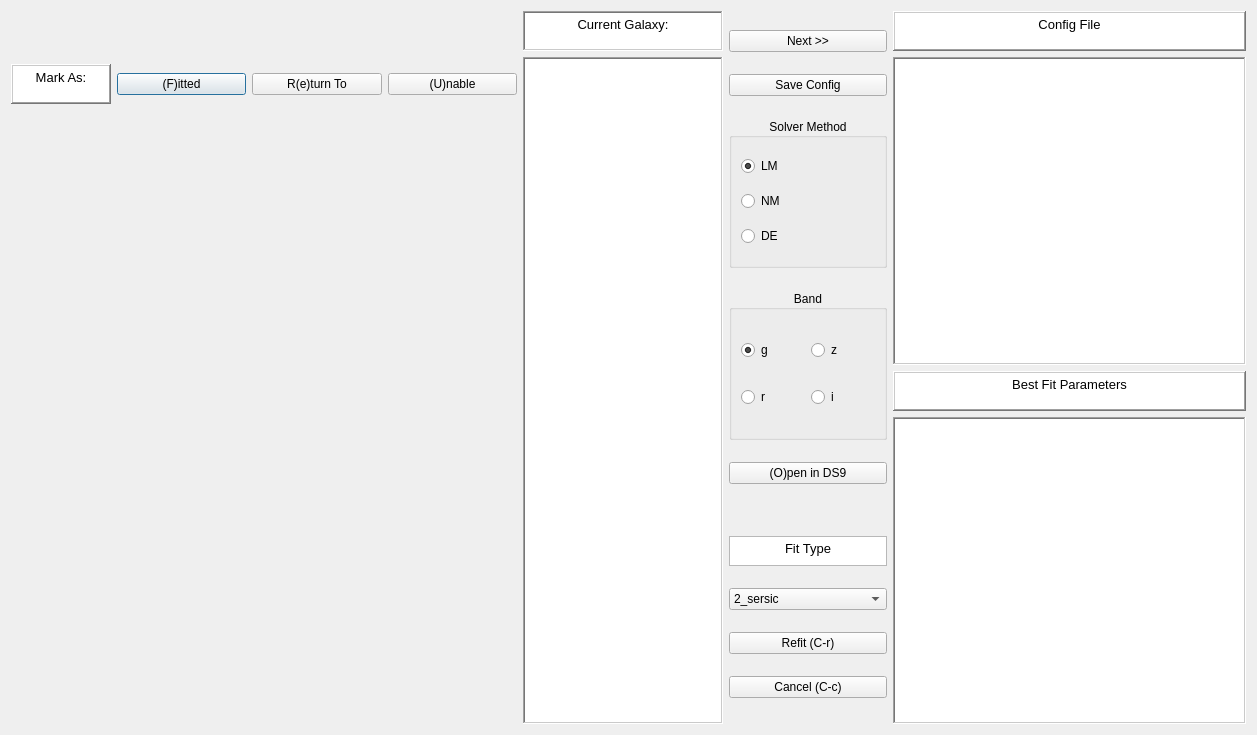
Qt form GUI/ds9_open.ui (rpsmith4/photometric-decomp-analysis) before a commit.
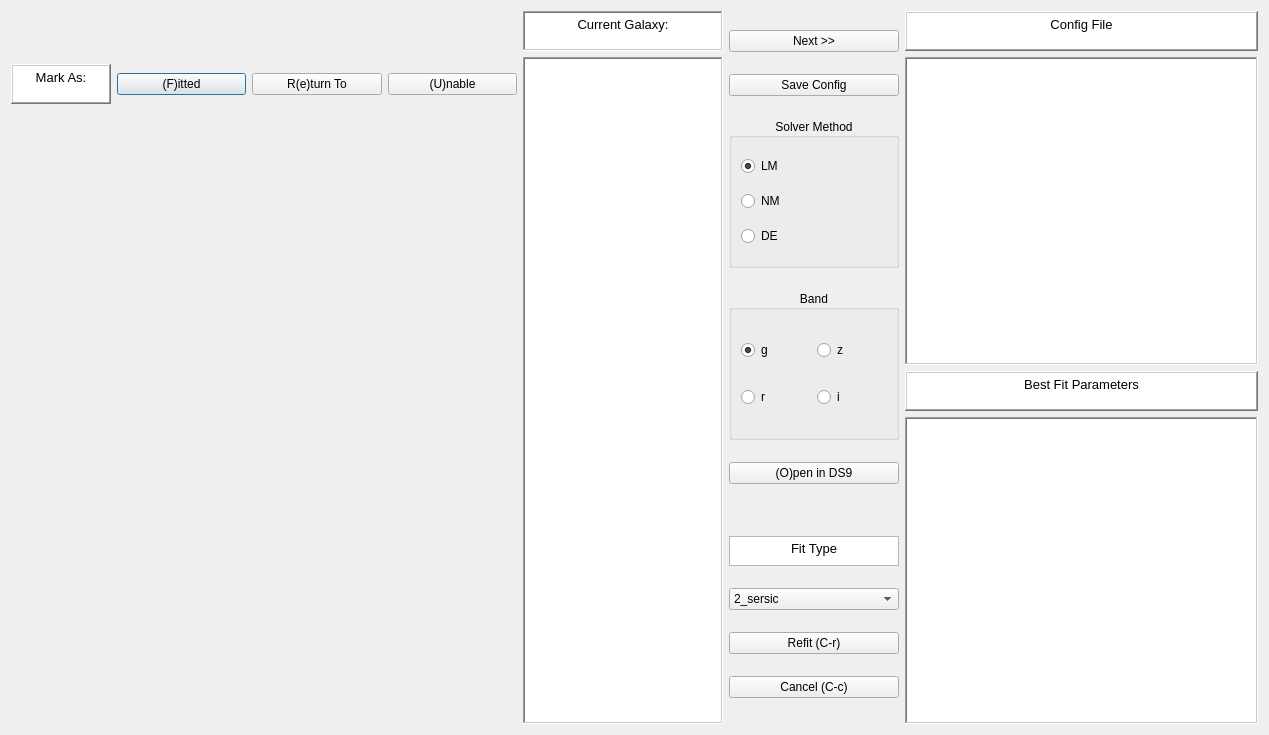
The same form after that commit.

Commit message: Minor fix to the fit type

Patch:
```diff
--- a/GUI/ds9_open.ui
+++ b/GUI/ds9_open.ui
@@ -6,7 +6,7 @@
    <rect>
     <x>0</x>
     <y>0</y>
-    <width>1207</width>
+    <width>1269</width>
     <height>727</height>
    </rect>
   </property>
```
Left out of the diff: 2 changed lines with no effect on the pictures.
